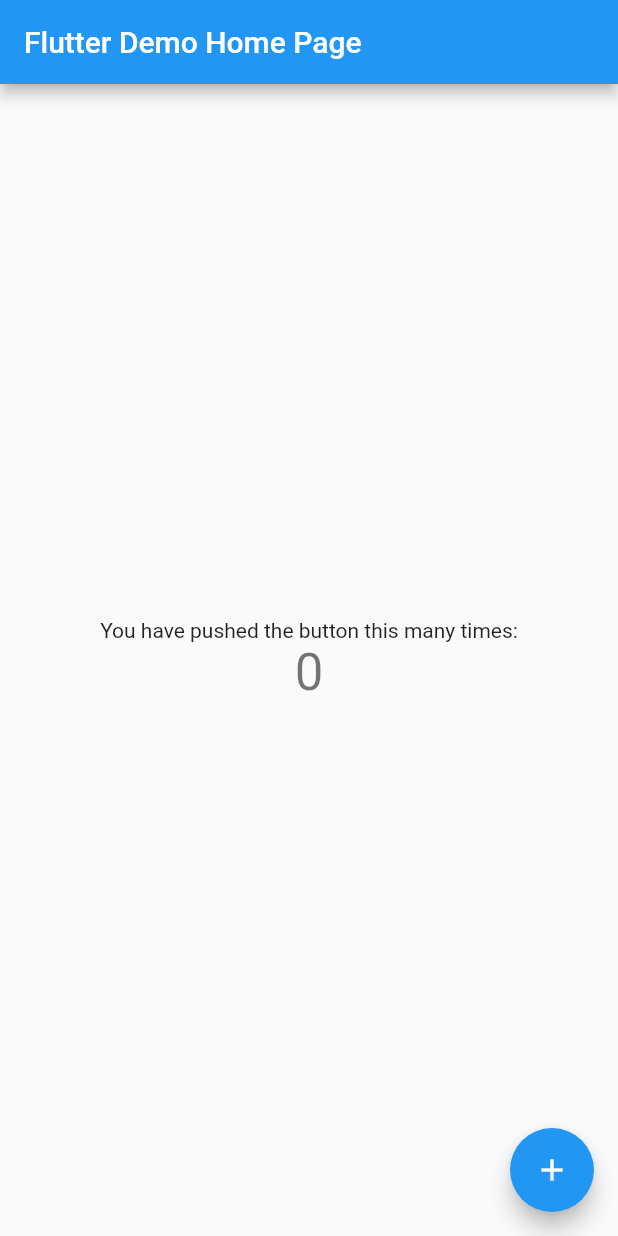
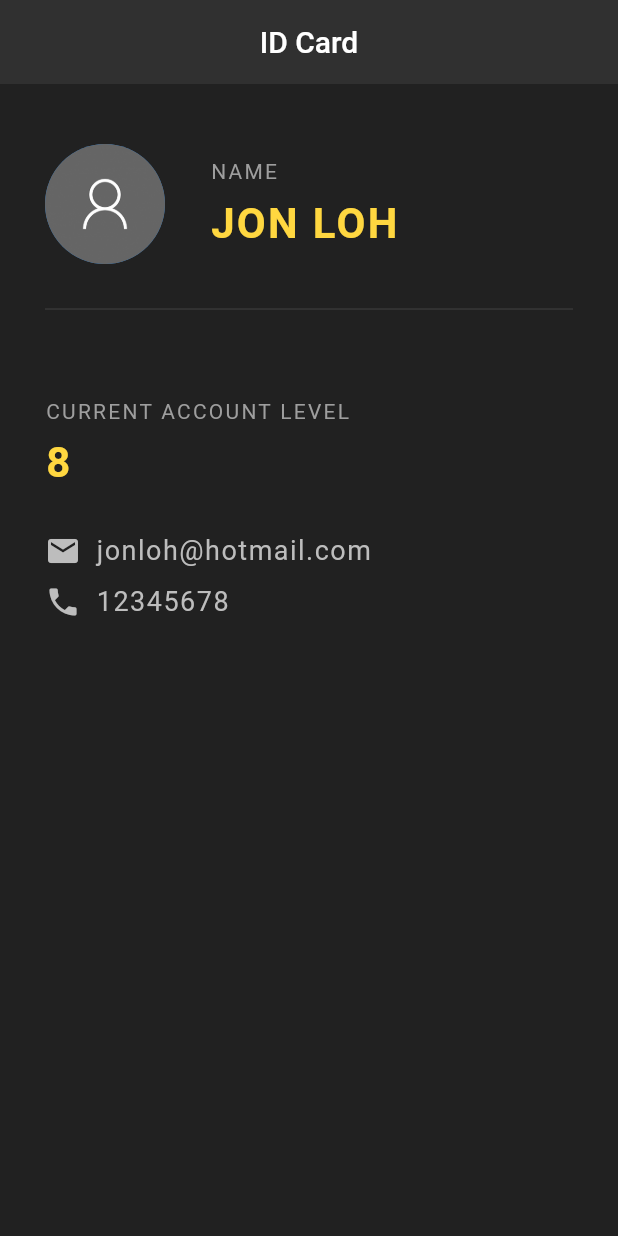
Before and after one commit to Jon1oh/Flutter-app-Tut1, a Flutter app: the screen it shows after launch, on a phone screen of 412 x 824 dp. Run offline on Flutter 3.47's test engine with Material 2 defaults, Android fonts, the phone set to English and light mode, and no system bars.

Commit message:
creates my 1st Flutter app using Stateless Widgets

```diff
--- a/flutter_app/lib/main.dart
+++ b/flutter_app/lib/main.dart
@@ -1,115 +1,142 @@
 import 'package:flutter/material.dart';
 
-void main() {
-  runApp(const MyApp());
-}
+// void main() => runApp(<root widget>)
+void main() => runApp(MaterialApp(
+    // <root widget> acts as a wrapper for other widgets inside it
+    home: Card() // determines what will show on the home page
+));
 
-class MyApp extends StatelessWidget {
-  const MyApp({super.key});
+class Card extends StatelessWidget {
+  const Card({super.key});
 
-  // This widget is the root of your application.
   @override
   Widget build(BuildContext context) {
-    return MaterialApp(
-      title: 'Flutter Demo',
-      theme: ThemeData(
-        // This is the theme of your application.
-        //
-        // Try running your application with "flutter run". You'll see the
-        // application has a blue toolbar. Then, without quitting the app, try
-        // changing the primarySwatch below to Colors.green and then invoke
-        // "hot reload" (press "r" in the console where you ran "flutter run",
-        // or simply save your changes to "hot reload" in a Flutter IDE).
-        // Notice that the counter didn't reset back to zero; the application
-        // is not restarted.
-        primarySwatch: Colors.blue,
+    return Scaffold(
+      backgroundColor: Colors.grey[900],
+
+      appBar: AppBar(
+        title: Text('ID Card'),
+        centerTitle: true,
+        backgroundColor: Colors.grey[850],
+        elevation: 0.0,
       ),
-      home: const MyHomePage(title: 'Flutter Demo Home Page'),
+
+      body: Padding(
+        padding: EdgeInsets.fromLTRB(30.0, 40.0, 30.0, 0.0),
+        child: Column(
+          crossAxisAlignment: CrossAxisAlignment.start,
+          children: <Widget>[
+
+            Row(
+              children: <Widget>[
+                CircleAvatar(
+                  backgroundImage: AssetImage('assets/user.png'),
+                  radius: 40.0,
+                ),
+
+                SizedBox(width: 30.0),
+
+                Column(
+                  crossAxisAlignment: CrossAxisAlignment.start,
+                  children: <Widget>[
+                    Text(
+                      'NAME',
+                      style: TextStyle(
+                        color: Colors.grey,
+                        letterSpacing: 1.5
+                      )
+                    ),
+
+                    SizedBox(height: 10.0),
+
+                    Text(
+                      'JON LOH',
+                      style: TextStyle(
+                        color: Colors.amberAccent[200],
+                        fontWeight: FontWeight.bold,
+                        fontSize: 28.0,
+                        letterSpacing: 1.5
+                      )
+                    )
+                  ],
+                )
+              ],
+            ),
+
+            Divider(
+              height: 60.0,
+              color: Colors.grey[800]
+            ),
+
+            SizedBox(height: 30.0),
+
+            Text(
+              'CURRENT ACCOUNT LEVEL',
+              style: TextStyle(
+                color: Colors.grey,
+                letterSpacing: 1.5,
+              ),
+            ),
+
+            SizedBox(height: 10.0),
+
+            Text(
+              '8',
+              style: TextStyle(
+                color: Colors.amberAccent[200],
+                letterSpacing: 1.5,
+                fontSize: 28.0,
+                fontWeight: FontWeight.bold,
+              ),
+            ),
+
+            SizedBox(height: 30.0),
+
+            Row(
+              children: [
+                Icon(
+                  Icons.email,
+                  color: Colors.grey[400],
+                ),
+
+                SizedBox(width: 10.0),
+
+                Text(
+                  'jonloh@hotmail.com',
+                  style: TextStyle(
+                    color: Colors.grey[400],
+                    fontSize: 18.0,
+                    letterSpacing: 1.0,
+                  ),
+                ),
+              ],
+            ),
+
+            SizedBox(height: 10.0),
+
+            Row(
+              children: [
+                Icon(
+                  Icons.phone,
+                  color: Colors.grey[400],
+                ),
+
+                SizedBox(width: 10.0),
+
+                Text(
+                  '12345678',
+                  style: TextStyle(
+                    color: Colors.grey[400],
+                    fontSize: 18.0,
+                    letterSpacing: 1.0,
+                  )
+                )
+              ],
+            )
+
+          ],
+        ),
+      ),
     );
   }
 }
-
-class MyHomePage extends StatefulWidget {
-  const MyHomePage({super.key, required this.title});
-
-  // This widget is the home page of your application. It is stateful, meaning
-  // that it has a State object (defined below) that contains fields that affect
-  // how it looks.
-
-  // This class is the configuration for the state. It holds the values (in this
-  // case the title) provided by the parent (in this case the App widget) and
-  // used by the build method of the State. Fields in a Widget subclass are
-  // always marked "final".
-
-  final String title;
-
-  @override
-  State<MyHomePage> createState() => _MyHomePageState();
-}
-
-class _MyHomePageState extends State<MyHomePage> {
-  int _counter = 0;
-
-  void _incrementCounter() {
-    setState(() {
-      // This call to setState tells the Flutter framework that something has
-      // changed in this State, which causes it to rerun the build method below
-      // so that the display can reflect the updated values. If we changed
-      // _counter without calling setState(), then the build method would not be
-      // called again, and so nothing would appear to happen.
-      _counter++;
-    });
-  }
-
-  @override
-  Widget build(BuildContext context) {
-    // This method is rerun every time setState is called, for instance as done
-    // by the _incrementCounter method above.
-    //
-    // The Flutter framework has been optimized to make rerunning build methods
-    // fast, so that you can just rebuild anything that needs updating rather
-    // than having to individually change instances of widgets.
-    return Scaffold(
-      appBar: AppBar(
-        // Here we take the value from the MyHomePage object that was created by
-        // the App.build method, and use it to set our appbar title.
-        title: Text(widget.title),
-      ),
-      body: Center(
-        // Center is a layout widget. It takes a single child and positions it
-        // in the middle of the parent.
-        child: Column(
-          // Column is also a layout widget. It takes a list of children and
-          // arranges them vertically. By default, it sizes itself to fit its
-          // children horizontally, and tries to be as tall as its parent.
-          //
-          // Invoke "debug painting" (press "p" in the console, choose the
-          // "Toggle Debug Paint" action from the Flutter Inspector in Android
-          // Studio, or the "Toggle Debug Paint" command in Visual Studio Code)
-          // to see the wireframe for each widget.
-          //
-          // Column has various properties to control how it sizes itself and
-          // how it positions its children. Here we use mainAxisAlignment to
-          // center the children vertically; the main axis here is the vertical
-          // axis because Columns are vertical (the cross axis would be
-          // horizontal).
-          mainAxisAlignment: MainAxisAlignment.center,
-          children: <Widget>[
-            const Text(
-              'You have pushed the button this many times:',
-            ),
-            Text(
-              '$_counter',
-              style: Theme.of(context).textTheme.headline4,
-            ),
-          ],
-        ),
-      ),
-      floatingActionButton: FloatingActionButton(
-        onPressed: _incrementCounter,
-        tooltip: 'Increment',
-        child: const Icon(Icons.add),
-      ), // This trailing comma makes auto-formatting nicer for build methods.
-    );
-  }
-}
```
Also changed, not shown: flutter_app/pubspec.yaml (+7 -14 lines), flutter_app/assets/user.png (added), flutter_app/fonts/Poppins-Black.ttf (added), 2 other files.
